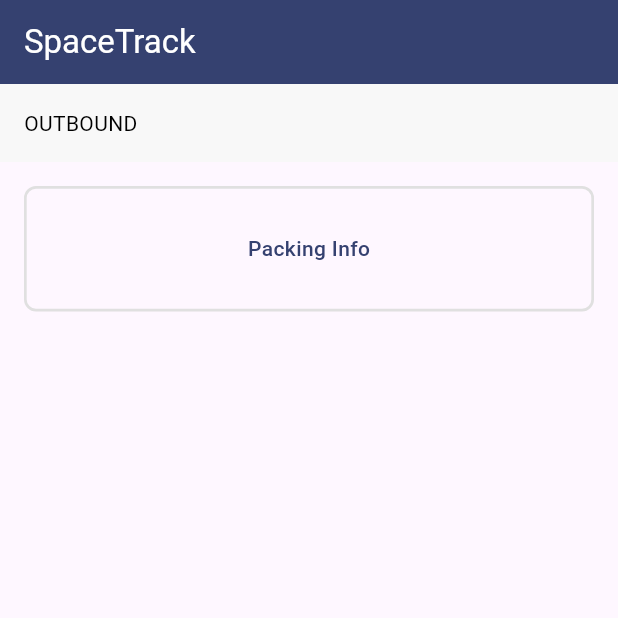
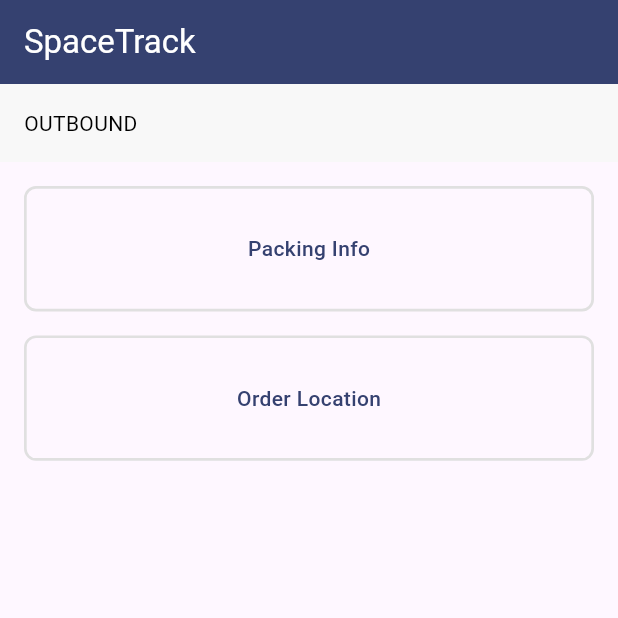
Before and after one commit to sad-adnan/space_track, a Flutter app: the screen it shows after launch, on a phone screen of 412 x 824 dp, the top half of it. Run offline on Flutter 3.47's test engine with Material 3 defaults, Android fonts, the phone set to English and light mode, and no system bars; our stand-ins replace dotted_border, flutter_dotenv, get, hive, hive_flutter, image_picker and 1 more; missing offline and left inert: scandit_flutter_datacapture_barcode, scandit_flutter_datacapture_core; accounts and stored records are empty.

Commit message:
Task-2: Implemented `CustomMenuButton` widget and refactored the `HomePage` to use it.

```diff
--- a/lib/presentation/home/pages/home_page.dart
+++ b/lib/presentation/home/pages/home_page.dart
@@ -3,6 +3,7 @@ import 'package:get/get.dart';
 
 import '../../../core/pallets.dart';
 import '../controllers/home_controller.dart';
+import '../widgets/custom_menu_button.dart';
 
 class HomePage extends StatelessWidget {
   const HomePage({Key? key}) : super(key: key);
@@ -35,28 +36,15 @@ class HomePage extends StatelessWidget {
                 ),
               ),
             ),
-            Padding(
-              padding: const EdgeInsets.all(16.0),
-              child: GestureDetector(
-                onTap: controller.navigateToScanPage,
-                child: Container(
-                  padding: const EdgeInsets.all(30.0),
-                  decoration: BoxDecoration(
-                    border: Border.all(color: Colors.grey.shade300, width: 1.8),
-                    borderRadius: BorderRadius.circular(8.0),
-                  ),
-                  width: double.infinity,
-                  alignment: Alignment.center,
-                  child: const Text(
-                    'Packing Info',
-                    style: TextStyle(
-                      color: Pallets.primaryColor,
-                      fontWeight: FontWeight.w500,
-                      fontSize: 14,
-                    ),
-                  ),
-                ),
-              ),
+            CustomMenuButton(
+              title: 'Packing Info',
+              onTap: controller.navigateToScanPage,
+              padding: const EdgeInsets.fromLTRB(16.0, 16.0, 16.0, 8.0),
+            ),
+            CustomMenuButton(
+              title: 'Order Location',
+              onTap: controller.navigateToScanPage,
+              padding: const EdgeInsets.fromLTRB(16.0, 8.0, 16.0, 16.0),
             ),
           ],
         ),
--- /dev/null
+++ b/lib/presentation/home/widgets/custom_menu_button.dart
@@ -0,0 +1,42 @@
+import 'package:flutter/material.dart';
+import '../../../core/pallets.dart';
+
+class CustomMenuButton extends StatelessWidget {
+  final String title;
+  final VoidCallback onTap;
+  final EdgeInsets padding;
+
+  const CustomMenuButton({
+    Key? key,
+    required this.title,
+    required this.onTap,
+    this.padding = const EdgeInsets.symmetric(horizontal: 16.0, vertical: 8.0),
+  }) : super(key: key);
+
+  @override
+  Widget build(BuildContext context) {
+    return Padding(
+      padding: padding,
+      child: GestureDetector(
+        onTap: onTap,
+        child: Container(
+          padding: const EdgeInsets.all(30.0),
+          decoration: BoxDecoration(
+            border: Border.all(color: Colors.grey.shade300, width: 1.8),
+            borderRadius: BorderRadius.circular(8.0),
+          ),
+          width: double.infinity,
+          alignment: Alignment.center,
+          child: Text(
+            title,
+            style: const TextStyle(
+              color: Pallets.primaryColor,
+              fontWeight: FontWeight.w500,
+              fontSize: 14,
+            ),
+          ),
+        ),
+      ),
+    );
+  }
+}
```
